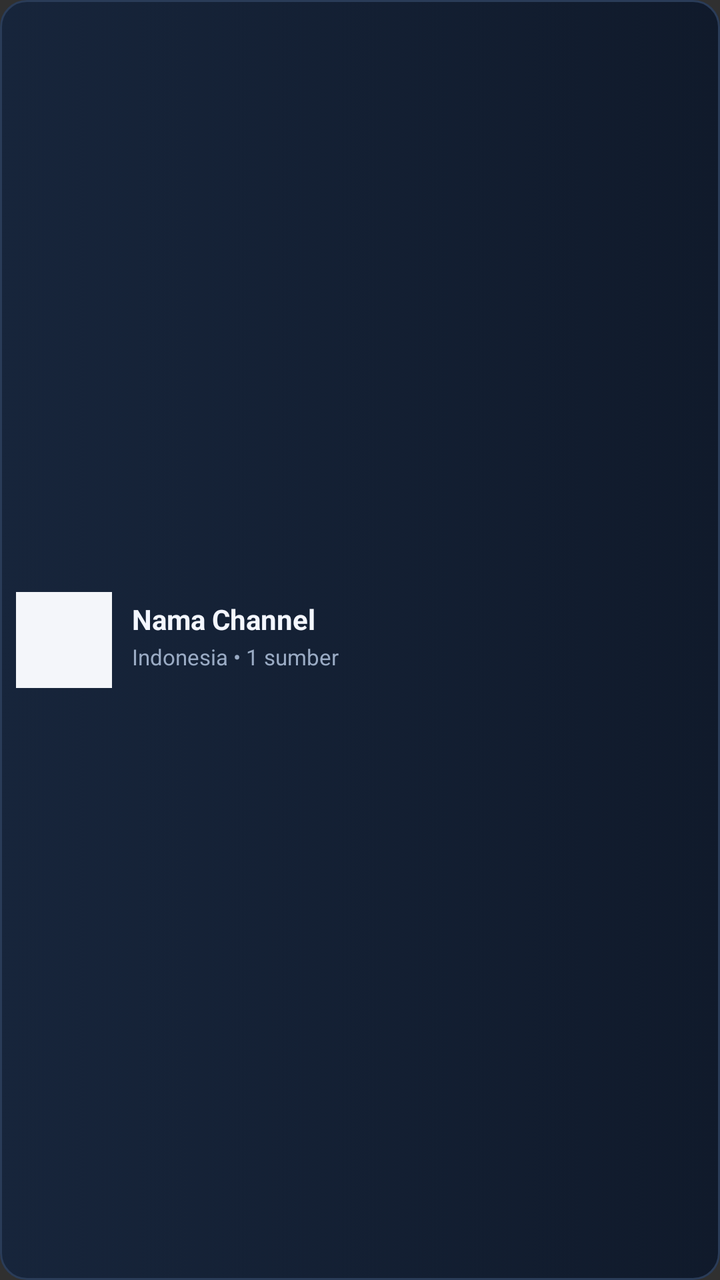
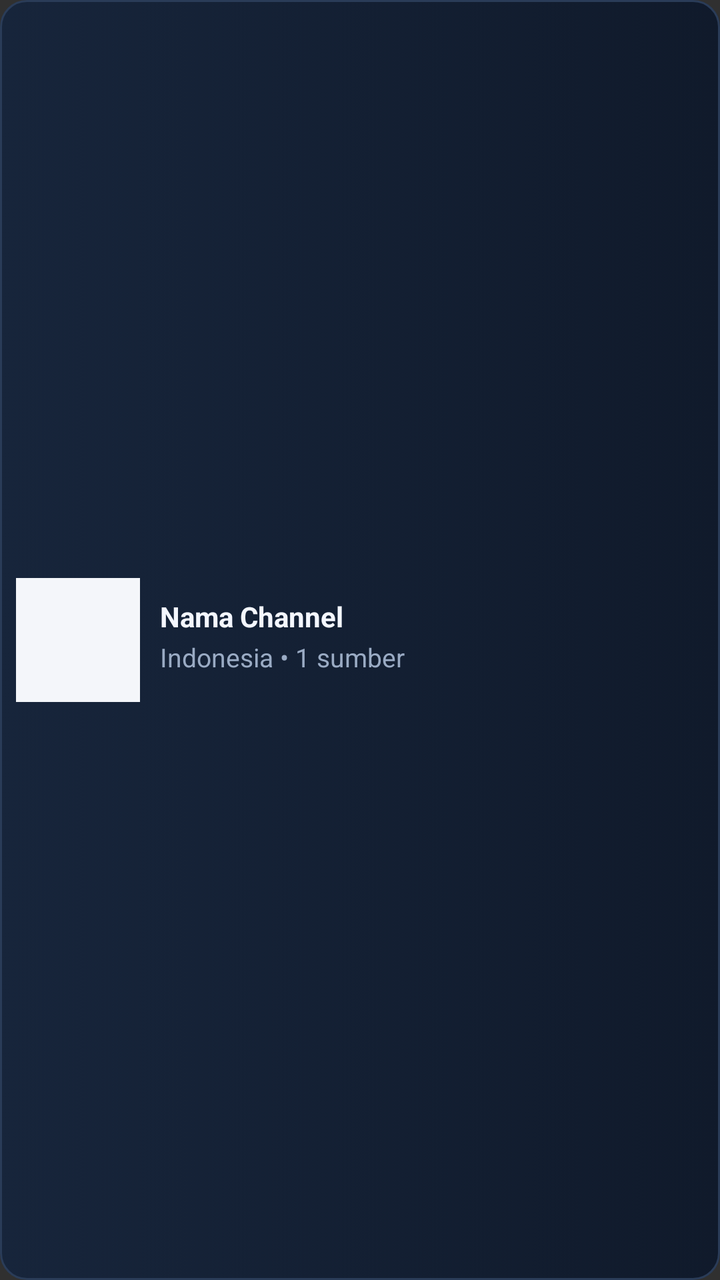

Screens rendered from an Android XML layout before and after an edit, with the pre-edit source and the edit as a unified diff.
<!-- AndroidManifest.xml: application theme Theme.AppCompat.NoActionBar -->
<!-- res/layout/item_channel.xml -->
<?xml version="1.0" encoding="utf-8"?>
<LinearLayout xmlns:android="http://schemas.android.com/apk/res/android"
    android:layout_width="match_parent"
    android:layout_height="88dp"
    android:layout_margin="5dp"
    android:background="@drawable/bg_tile_selector"
    android:descendantFocusability="blocksDescendants"
    android:focusable="true"
    android:focusableInTouchMode="true"
    android:gravity="center_vertical"
    android:orientation="horizontal"
    android:padding="8dp">

    <FrameLayout
        android:layout_width="48dp"
        android:layout_height="48dp"
        android:background="#F4F6FA"
        android:padding="4dp">

        <ImageView
            android:id="@+id/ivLogo"
            android:layout_width="match_parent"
            android:layout_height="match_parent"
            android:contentDescription="Logo Channel"
            android:scaleType="fitCenter" />

        <TextView
            android:id="@+id/tvLogoFallback"
            android:layout_width="match_parent"
            android:layout_height="match_parent"
            android:gravity="center"
            android:text="TV"
            android:textColor="#142238"
            android:textSize="14sp"
            android:textStyle="bold"
            android:visibility="gone" />
    </FrameLayout>

    <LinearLayout
        android:layout_width="0dp"
        android:layout_height="wrap_content"
        android:layout_marginStart="10dp"
        android:layout_weight="1"
        android:orientation="vertical">

        <TextView
            android:id="@+id/tvChannelName"
            android:layout_width="match_parent"
            android:layout_height="wrap_content"
            android:ellipsize="end"
            android:maxLines="1"
            android:text="Nama Channel"
            android:textColor="@color/txt_white"
            android:textSize="14sp"
            android:textStyle="bold" />

        <TextView
            android:id="@+id/tvChannelMeta"
            android:layout_width="match_parent"
            android:layout_height="wrap_content"
            android:layout_marginTop="2dp"
            android:ellipsize="end"
            android:maxLines="1"
            android:text="Indonesia • 1 sumber"
            android:textColor="@color/muted"
            android:textSize="11sp" />

        <LinearLayout
            android:layout_width="wrap_content"
            android:layout_height="wrap_content"
            android:layout_marginTop="4dp"
            android:orientation="horizontal">

            <TextView
                android:id="@+id/badgeMulti"
                android:layout_width="wrap_content"
                android:layout_height="wrap_content"
                android:layout_marginEnd="4dp"
                android:background="@color/multi_badge"
                android:paddingHorizontal="6dp"
                android:paddingVertical="1dp"
                android:text="MULTI LINK"
                android:textColor="@color/multi_text"
                android:textSize="9sp"
                android:textStyle="bold"
                android:visibility="gone" />

            <TextView
                android:id="@+id/badgeNative"
                android:layout_width="wrap_content"
                android:layout_height="wrap_content"
                android:background="@color/gold_badge"
                android:paddingHorizontal="6dp"
                android:paddingVertical="1dp"
                android:text="NATIVE HEADER"
                android:textColor="@color/gold_text"
                android:textSize="9sp"
                android:textStyle="bold"
                android:visibility="gone" />
        </LinearLayout>
    </LinearLayout>
</LinearLayout>
<!-- resources referenced by this layout -->
<resources>
  <color name="gold_badge">#62471B</color>
  <color name="gold_text">#FFE0A0</color>
  <color name="multi_badge">#174D53</color>
  <color name="multi_text">#A7F2EC</color>
  <color name="muted">#9AABC4</color>
  <color name="txt_white">#F4F7FF</color>
  <!-- drawable bg_tile_selector (drawable) -->
  <?xml version="1.0" encoding="utf-8"?>
  <selector xmlns:android="http://schemas.android.com/apk/res/android">
      <item android:state_focused="true">
          <shape android:shape="rectangle">
              <solid android:color="#1B3450" />
              <stroke android:width="3dp" android:color="#4DD8D0" />
              <corners android:radius="13dp" />
          </shape>
      </item>
      <item android:state_selected="true">
          <shape android:shape="rectangle">
              <solid android:color="#1B3450" />
              <stroke android:width="2dp" android:color="#168BD0" />
              <corners android:radius="13dp" />
          </shape>
      </item>
      <item>
          <shape android:shape="rectangle">
              <gradient
                  android:angle="0"
                  android:endColor="#101A2B"
                  android:startColor="#17253B" />
              <stroke android:width="1dp" android:color="#2A3C58" />
              <corners android:radius="13dp" />
          </shape>
      </item>
  </selector>
</resources>

<!-- the commit's change to res/layout/item_channel.xml (unified diff, before → after) -->
@@ -1,7 +1,7 @@
 <?xml version="1.0" encoding="utf-8"?>
 <LinearLayout xmlns:android="http://schemas.android.com/apk/res/android"
     android:layout_width="match_parent"
-    android:layout_height="88dp"
+    android:layout_height="112dp"
     android:layout_margin="5dp"
     android:background="@drawable/bg_tile_selector"
     android:descendantFocusability="blocksDescendants"
@@ -12,8 +12,8 @@
     android:padding="8dp">
 
     <FrameLayout
-        android:layout_width="48dp"
-        android:layout_height="48dp"
+        android:layout_width="62dp"
+        android:layout_height="62dp"
         android:background="#F4F6FA"
         android:padding="4dp">
 
@@ -31,7 +31,7 @@
             android:gravity="center"
             android:text="TV"
             android:textColor="#142238"
-            android:textSize="14sp"
+            android:textSize="17sp"
             android:textStyle="bold"
             android:visibility="gone" />
     </FrameLayout>
@@ -63,7 +63,7 @@
             android:maxLines="1"
             android:text="Indonesia • 1 sumber"
             android:textColor="@color/muted"
-            android:textSize="11sp" />
+            android:textSize="13sp" />
 
         <LinearLayout
             android:layout_width="wrap_content"
